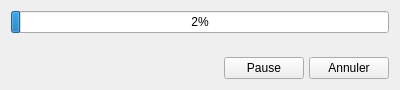
moffa13/FilesEncrypt, file src/progress.ui: the form before one commit.
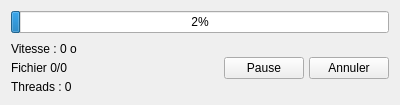
The form after the commit.

What changed in the file:
```diff
--- a/src/progress.ui
+++ b/src/progress.ui
@@ -7,7 +7,7 @@
     <x>0</x>
     <y>0</y>
     <width>400</width>
-    <height>90</height>
+    <height>105</height>
    </rect>
   </property>
   <property name="windowTitle">
@@ -51,6 +51,31 @@
      <property name="bottomMargin">
       <number>0</number>
      </property>
+     <item>
+      <layout class="QVBoxLayout" name="verticalLayout_2">
+       <item>
+        <widget class="QLabel" name="speed">
+         <property name="text">
+          <string>Vitesse : 0 o</string>
+         </property>
+        </widget>
+       </item>
+       <item>
+        <widget class="QLabel" name="file_out_of">
+         <property name="text">
+          <string>Fichier 0/0</string>
+         </property>
+        </widget>
+       </item>
+       <item>
+        <widget class="QLabel" name="threads_n">
+         <property name="text">
+          <string>Threads : 0</string>
+         </property>
+        </widget>
+       </item>
+      </layout>
+     </item>
      <item>
       <spacer name="horizontalSpacer">
        <property name="orientation">
```
Left out of the diff: 4 changed lines with no effect on the pictures.
